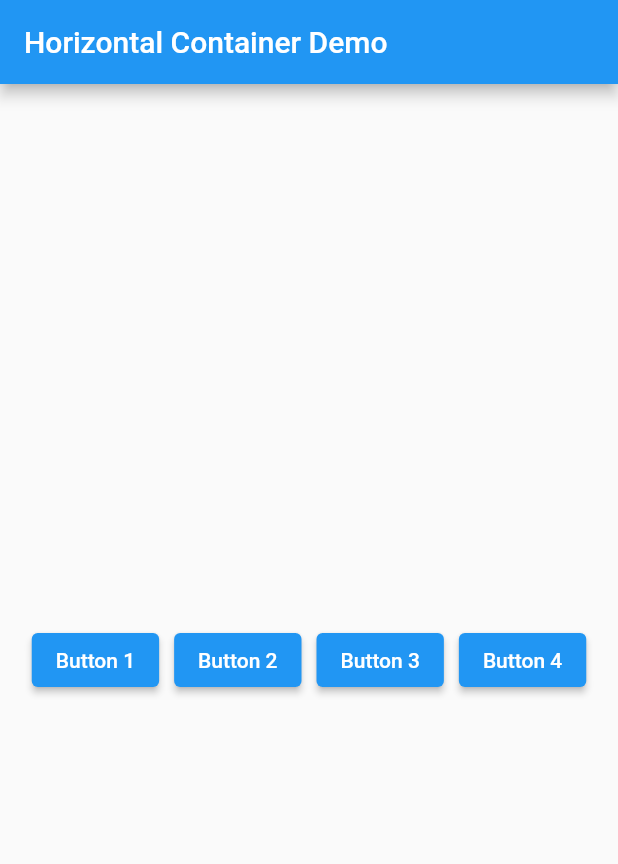
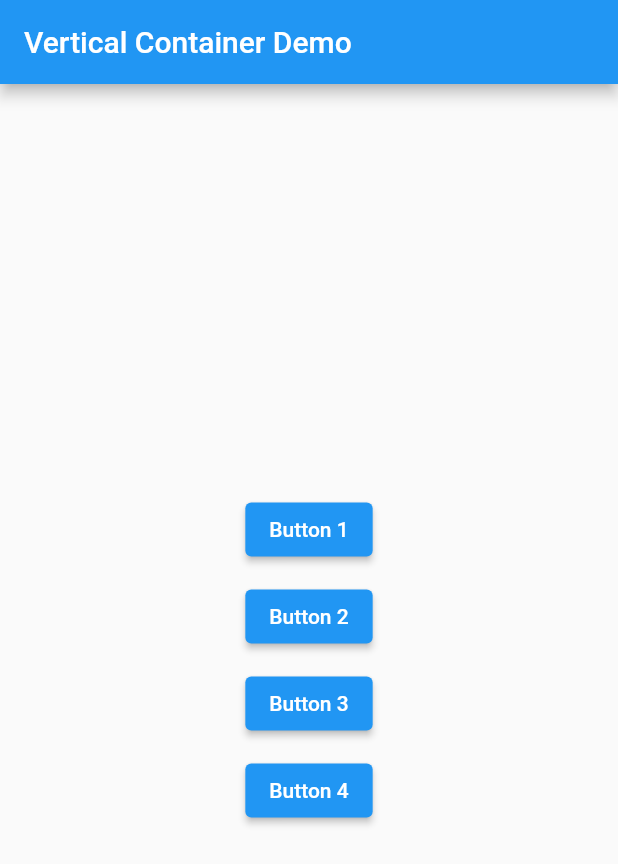
Before and after one commit to Dms110201/4312111033_DimasRizkyFeriyanto, a Flutter app: the screen it shows after launch, on a phone screen of 412 x 824 dp. Shown: the top 864 px of the screen. Run offline on Flutter 3.47's test engine with Material 2 defaults, Android fonts, the phone set to English and light mode, and no system bars.

Commit message:
Update Vertical Container

```diff
--- a/lib/main.dart
+++ b/lib/main.dart
@@ -10,7 +10,7 @@ class MyApp extends StatelessWidget {
   @override
   Widget build(BuildContext context) {
     return const MaterialApp(
-      title: 'Horizontal Container Demo',
+      title: 'Vertical Container Demo',
       home: MyHomePage(),
     );
   }
@@ -23,27 +23,27 @@ class MyHomePage extends StatelessWidget {
   Widget build(BuildContext context) {
     return Scaffold(
       appBar: AppBar(
-        title: const Text('Horizontal Container Demo'),
+        title: const Text('Vertical Container Demo'),
       ),
       body: Center(
-        child: Row(
+        child: Column(
           mainAxisAlignment: MainAxisAlignment.center,
           children: <Widget>[
             ElevatedButton(
               onPressed: () {},
               child: const Text('Button 1'),
             ),
-            const SizedBox(width: 10),
+            const SizedBox(height: 10),
             ElevatedButton(
               onPressed: () {},
               child: const Text('Button 2'),
             ),
-            const SizedBox(width: 10),
+            const SizedBox(height: 10),
             ElevatedButton(
               onPressed: () {},
               child: const Text('Button 3'),
             ),
-            const SizedBox(width: 10),
+            const SizedBox(height: 10),
             ElevatedButton(
               onPressed: () {},
               child: const Text('Button 4'),
```
